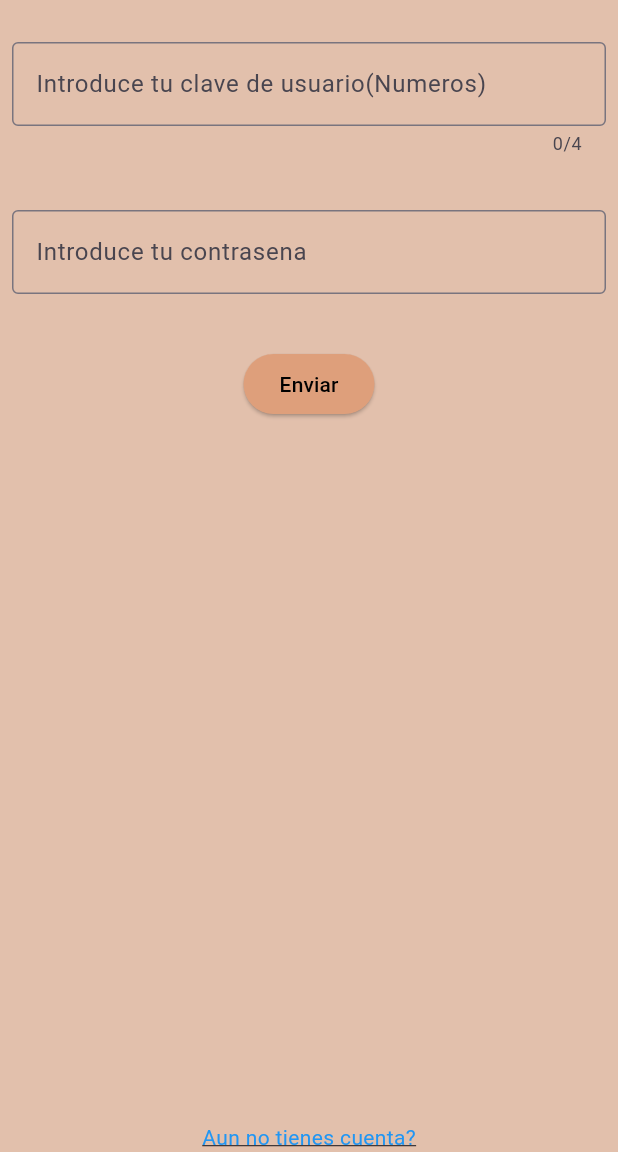
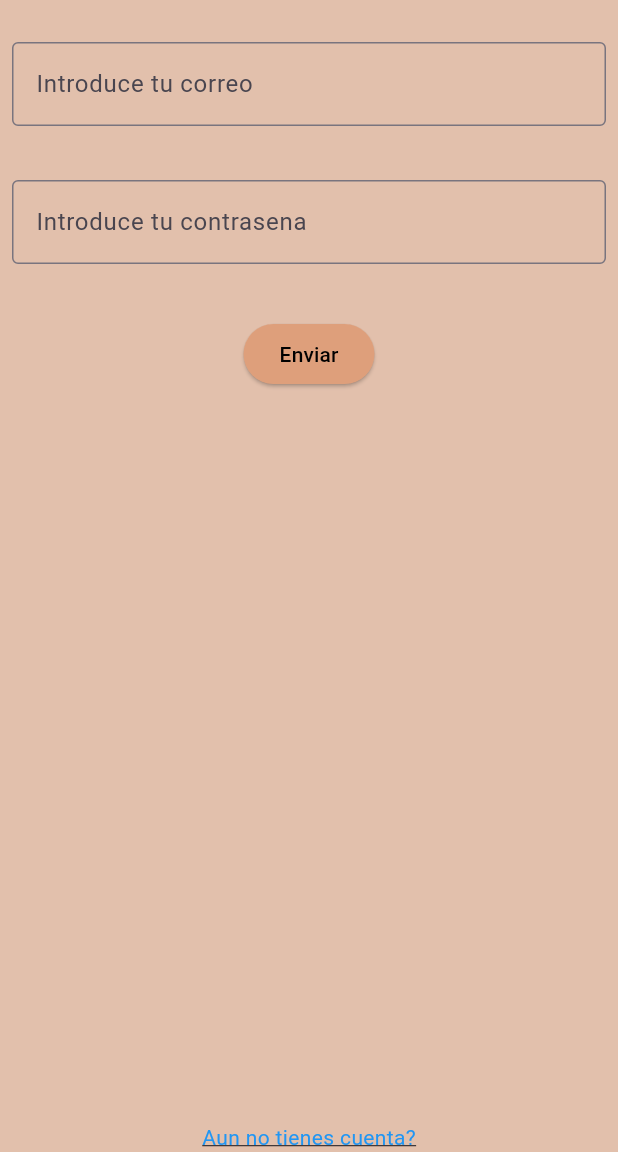
Before and after one commit to Novato285/Pruebas, a Flutter app: the screen it shows after launch, on a phone screen of 412 x 824 dp, the part 84-1236 px from its top. Run offline on Flutter 3.47's test engine with Material 3 defaults, Android fonts, the phone set to English and light mode, and no system bars; our stand-ins replace firebase_core; accounts and stored records are empty.

Commit message:
base de dtaos

```diff
--- a/lib/components/textfields_login.dart
+++ b/lib/components/textfields_login.dart
@@ -1,5 +1,4 @@
 import 'package:flutter/material.dart';
-import 'package:flutter/services.dart';
 import 'package:myapp/components/submit_button.dart';
 import 'package:myapp/screens/homepage.dart';
 
@@ -11,14 +10,14 @@ class TextfieldsLogin extends StatefulWidget {
 }
 
 class TextfieldsLoginState extends State<TextfieldsLogin> {
-  TextEditingController keycontroller = TextEditingController();
+  TextEditingController usercontroller = TextEditingController();
   TextEditingController passcontroller = TextEditingController();
 
   List<bool> errors = [false, false];
 
   void ValidateFields() {
     setState(() {
-      errors[0] = keycontroller.text.isEmpty;
+      errors[0] = usercontroller.text.isEmpty;
       errors[1] = passcontroller.text.isEmpty;
     });
 
@@ -36,17 +35,12 @@ class TextfieldsLoginState extends State<TextfieldsLogin> {
         Padding(
           padding: EdgeInsets.all(8),
           child: TextField(
-            controller: keycontroller,
+            controller: usercontroller,
             keyboardType: TextInputType.number,
-            inputFormatters: [
-              FilteringTextInputFormatter.digitsOnly,
-              LengthLimitingTextInputFormatter(4),
-            ],
-            maxLength: 4,
             decoration: InputDecoration(
-              hintText: "Introduce tu clave de usuario(Numeros)",
+              hintText: "Introduce tu correo",
               border: OutlineInputBorder(),
-              errorText: errors[0] ? 'Por favor introduzca una clave' : null,
+              errorText: errors[0] ? 'Por favor introduzca un correo' : null,
               focusedBorder: OutlineInputBorder(
                 borderSide: BorderSide(
                   color: errors[0] ? Colors.red : Colors.black,
@@ -64,9 +58,8 @@ class TextfieldsLoginState extends State<TextfieldsLogin> {
             decoration: InputDecoration(
               hintText: "Introduce tu contrasena",
               border: OutlineInputBorder(),
-              errorText: errors[1]
-                  ? 'Por favor introduzca una contrasena'
-                  : null,
+              errorText:
+                  errors[1] ? 'Por favor introduzca una contrasena' : null,
               focusedBorder: OutlineInputBorder(
                 borderSide: BorderSide(
                   color: errors[1] ? Colors.red : Colors.black,
@@ -80,7 +73,8 @@ class TextfieldsLoginState extends State<TextfieldsLogin> {
           padding: EdgeInsets.all(8),
           child: SubmitButton(
             onSubmit: ValidateFields,
-            nextPage: MiNuevaPantalla(),  // Aquí no hace falta la implementación de ValidateFields en LoginScreen
+            nextPage:
+                MiNuevaPantalla(), // Aquí no hace falta la implementación de ValidateFields en LoginScreen
           ),
         ),
       ],
```
